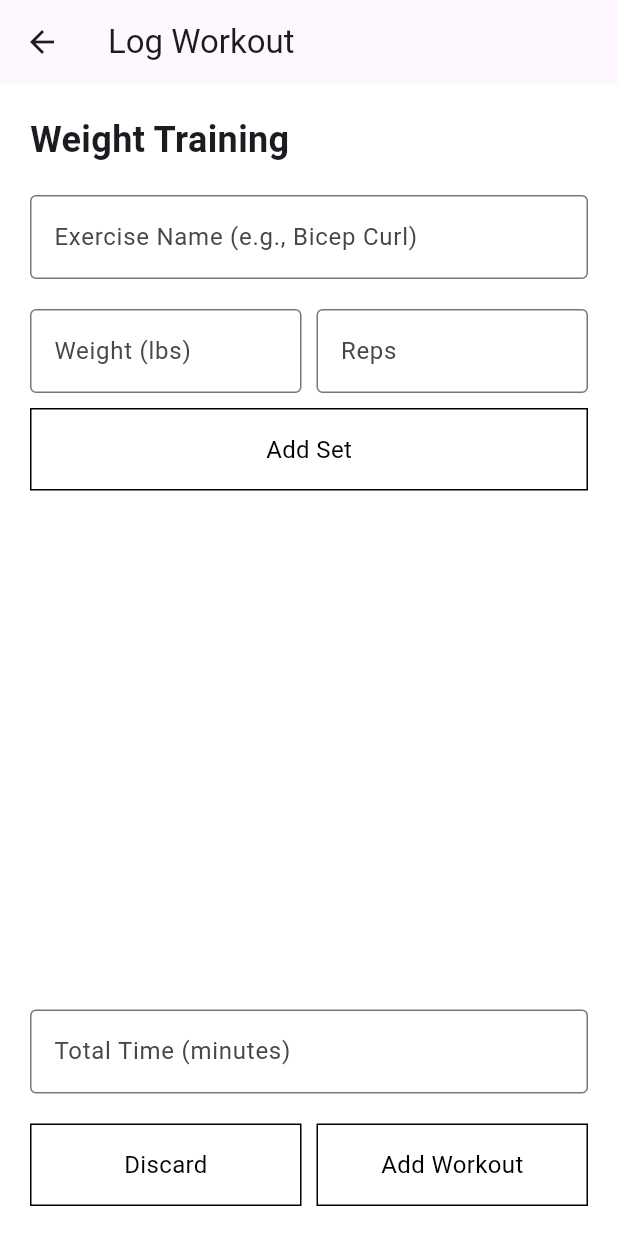
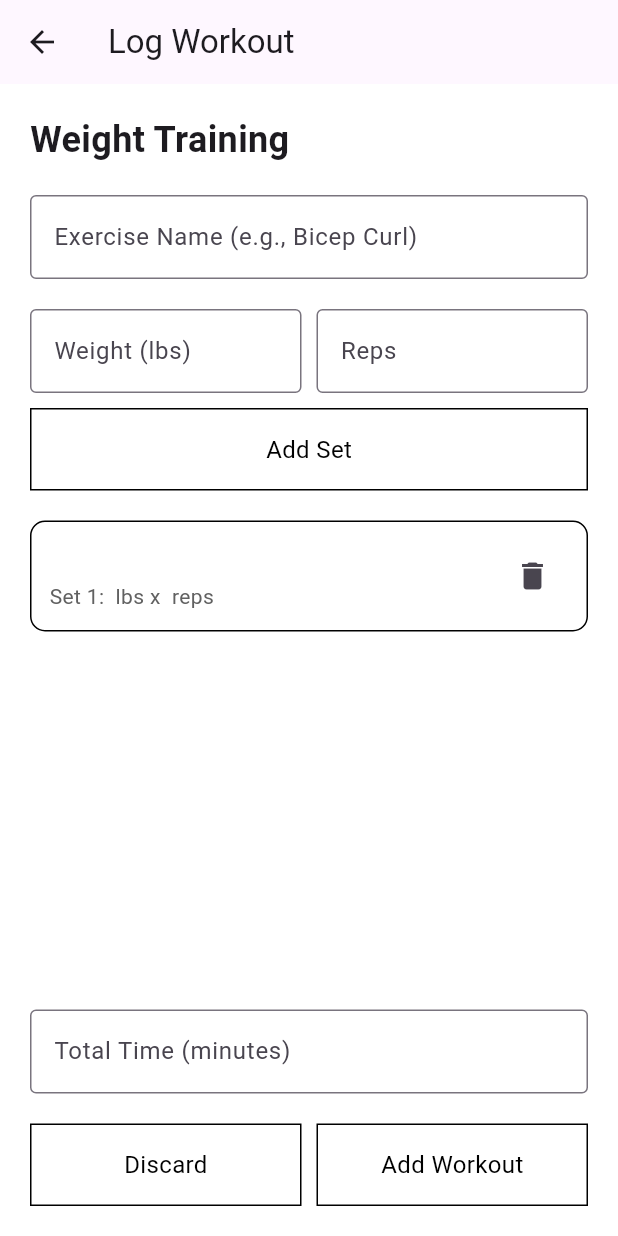
Before and after one commit to vk1hub/Fitness-Tracker, a Flutter app: the AddWorkoutScreen screen opened directly, after a tap on "Add Set", on a phone screen of 412 x 824 dp. Run offline on Flutter 3.47's test engine with Material 3 defaults, Android fonts, the light colour scheme and no system bars.

Commit message:
Added functionality to add a workout set

```diff
--- a/lib/add_workout_screen.dart
+++ b/lib/add_workout_screen.dart
@@ -11,6 +11,31 @@ class AddWorkoutScreenState extends State<AddWorkoutScreen> {
   TextEditingController weightController = TextEditingController();
   TextEditingController repsController = TextEditingController();
   TextEditingController timeController = TextEditingController();
+
+  // List to store all sets
+  List<Map<String, String>> sets = [];
+
+  // Function to add a set
+  void addSet() {
+    setState(() {
+      sets.add({
+        'name': exerciseNameController.text,
+        'weight': weightController.text,
+        'reps': repsController.text,
+      });
+
+      // Clear the weight and reps fields for next set
+      weightController.clear();
+      repsController.clear();
+    });
+  }
+
+  // Function to remove a set
+  void removeSet(int index) {
+    setState(() {
+      sets.removeAt(index);
+    });
+  }
 
   @override
   Widget build(BuildContext context) {
@@ -71,9 +96,7 @@ class AddWorkoutScreenState extends State<AddWorkoutScreen> {
 
             // Add Set button
             GestureDetector(
-              onTap: () {
-                //
-              },
+              onTap: addSet,
               child: Container(
                 width: double.infinity,
                 padding: EdgeInsets.symmetric(vertical: 15),
@@ -88,8 +111,49 @@ class AddWorkoutScreenState extends State<AddWorkoutScreen> {
                 ),
               ),
             ),
+            SizedBox(height: 20),
 
-            Spacer(),
+            // Display added sets
+            Expanded(
+              child: ListView.builder(
+                itemCount: sets.length,
+                itemBuilder: (context, index) {
+                  return Container(
+                    margin: EdgeInsets.only(bottom: 10),
+                    padding: EdgeInsets.all(12),
+                    decoration: BoxDecoration(
+                      border: Border.all(color: Colors.black),
+                      borderRadius: BorderRadius.circular(10),
+                    ),
+                    child: Row(
+                      mainAxisAlignment: MainAxisAlignment.spaceBetween,
+                      children: [
+                        Expanded(
+                          child: Column(
+                            crossAxisAlignment: CrossAxisAlignment.start,
+                            children: [
+                              Text(
+                                '${sets[index]['name']}',
+                                style: TextStyle(fontSize: 16, fontWeight: FontWeight.bold),
+                              ),
+                              SizedBox(height: 4),
+                              Text(
+                                'Set ${index + 1}: ${sets[index]['weight']} lbs x ${sets[index]['reps']} reps',
+                                style: TextStyle(fontSize: 14, color: Colors.grey[700]),
+                              ),
+                            ],
+                          ),
+                        ),
+                        IconButton(
+                          icon: Icon(Icons.delete),
+                          onPressed: () => removeSet(index),
+                        ),
+                      ],
+                    ),
+                  );
+                },
+              ),
+            ),
 
             // Time field
             TextField(
```
